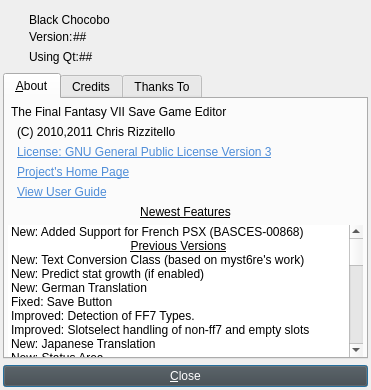
sithlord48/blackchocobo, file about.ui: the form before one commit.
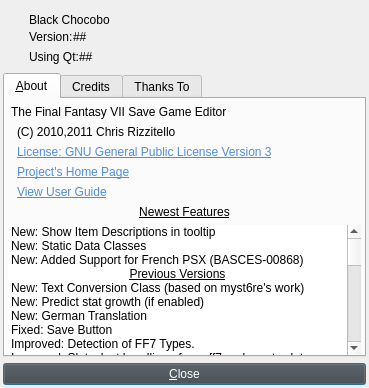
The form after the commit. Icons and pictures are not drawn.

Commit message: add new static classes, remove obsolete icons and old ff7staticdata class update bc to use these functions, added support for item description to be shown as tooltips updated all langfiles with descriptions of items.

```diff
--- a/about.ui
+++ b/about.ui
@@ -9,8 +9,8 @@
    <rect>
     <x>0</x>
     <y>0</y>
-    <width>371</width>
-    <height>390</height>
+    <width>369</width>
+    <height>388</height>
    </rect>
   </property>
   <property name="sizePolicy">
@@ -496,6 +496,16 @@
          <property name="wordWrap">
           <bool>true</bool>
          </property>
+         <item>
+          <property name="text">
+           <string>New: Show Item Descriptions in tooltip</string>
+          </property>
+         </item>
+         <item>
+          <property name="text">
+           <string>New: Static Data Classes</string>
+          </property>
+         </item>
          <item>
           <property name="text">
            <string>New: Added Support for French PSX (BASCES-00868)</string>
```
Left out of the diff: 4 changed lines with no effect on the pictures. The commit also changes 80 other files.
